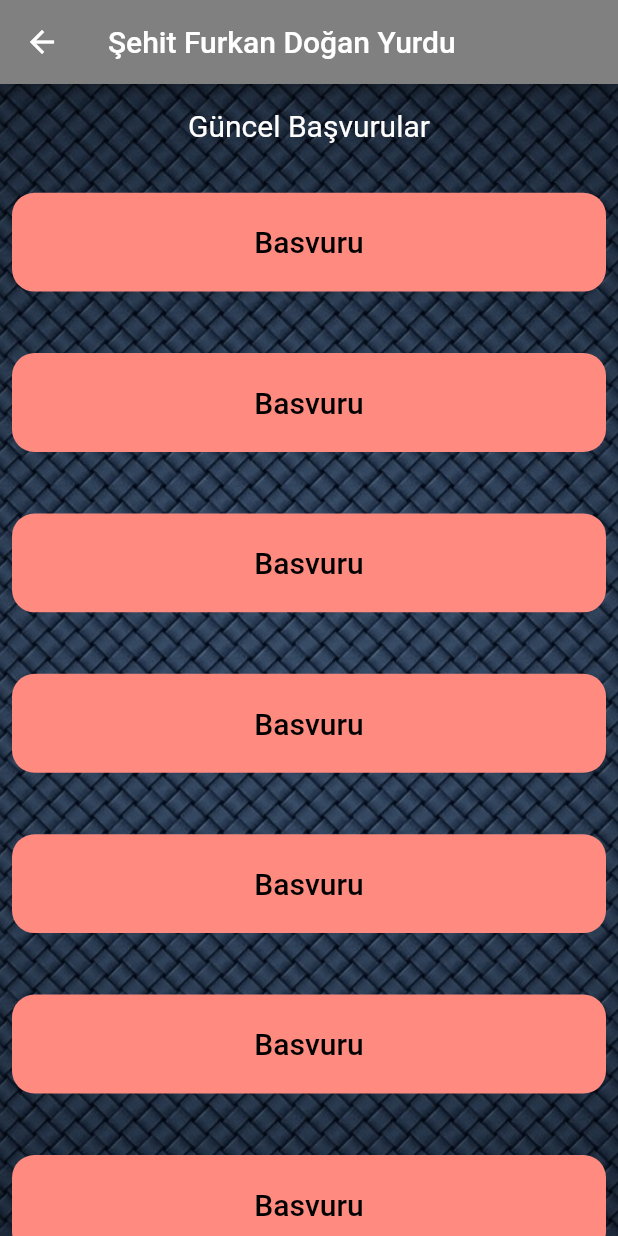
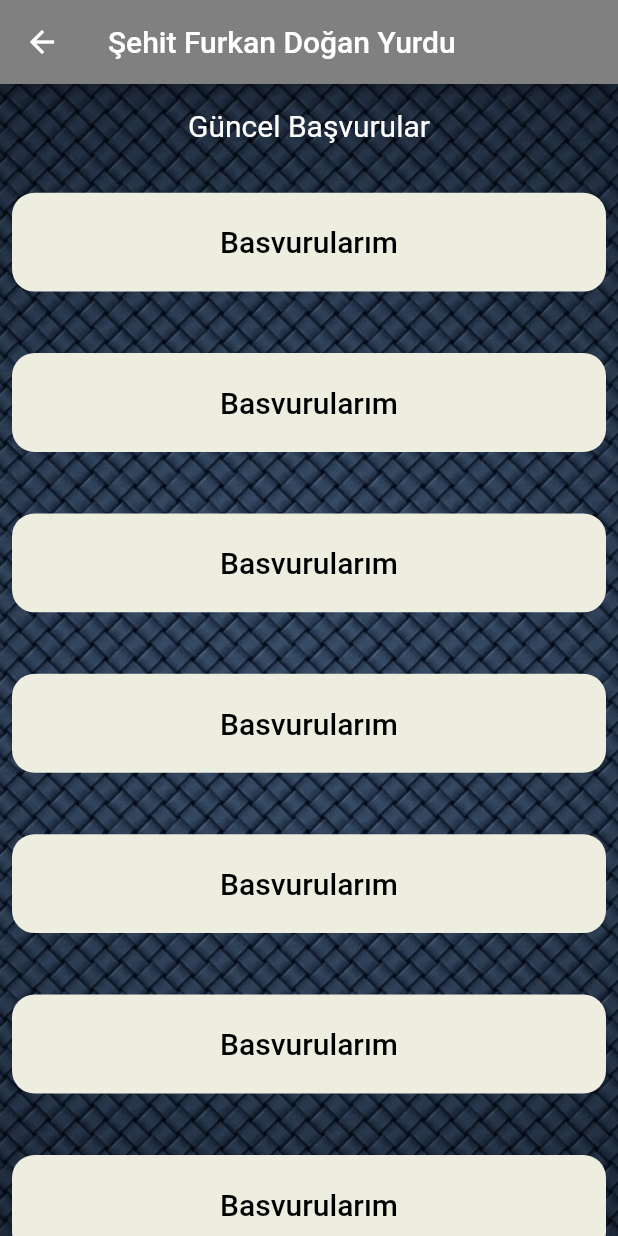
Before and after one commit to memin745/Flutter_Yurt, a Flutter app: the BavurularPage screen opened directly, on a phone screen of 412 x 824 dp. Run offline on Flutter 3.47's test engine with Material 2 defaults, Android fonts, the phone set to English and light mode, and no system bars; our stand-ins replace carousel_pro.

Commit message:
basvurular

```diff
--- a/lib/izinbasvuru/basvurular.dart
+++ b/lib/izinbasvuru/basvurular.dart
@@ -57,35 +57,35 @@ class _BavurularPageState extends State<BavurularPage> {
               children: [
                 Padding(
                 padding: const EdgeInsets.all(8),
-                child:Basvurular("Basvuru",context),
+                child:Basvurular("Basvurularım",context),
                 ),
                 Padding(
                 padding: const EdgeInsets.all(8),
-                child:Basvurular("Basvuru",context),
+                child:Basvurular("Basvurularım",context),
                 ),
                 Padding(
                 padding: const EdgeInsets.all(8),
-                child:Basvurular("Basvuru",context),
+                child:Basvurular("Basvurularım",context),
                 ),
                 Padding(
                 padding: const EdgeInsets.all(8),
-                child:Basvurular("Basvuru",context),
+                child:Basvurular("Basvurularım",context),
                 ),
                 Padding(
                 padding: const EdgeInsets.all(8),
-                child:Basvurular("Basvuru",context),
+                child:Basvurular("Basvurularım",context),
                 ),
                 Padding(
                 padding: const EdgeInsets.all(8),
-                child:Basvurular("Basvuru",context),
+                child:Basvurular("Basvurularım",context),
                 ),
                 Padding(
                 padding: const EdgeInsets.all(8),
-                child:Basvurular("Basvuru",context),
+                child:Basvurular("Basvurularım",context),
                 ),
                 Padding(
                 padding: const EdgeInsets.all(8),
-                child:Basvurular("Basvuru",context),
+                child:Basvurular("Basvurularım",context),
                 ),
               ],
             )
@@ -102,7 +102,9 @@ return Container(
                 margin: EdgeInsets.only(top: 25),
                 decoration: BoxDecoration(
                   borderRadius: BorderRadius.circular(15),
-                 color: Colors.redAccent[100],
+                 color: Color(
+                    0xFFeeeee0,
+                  ),
                 ),
                 width: 250,
                 height: size.height * 0.08,
```
